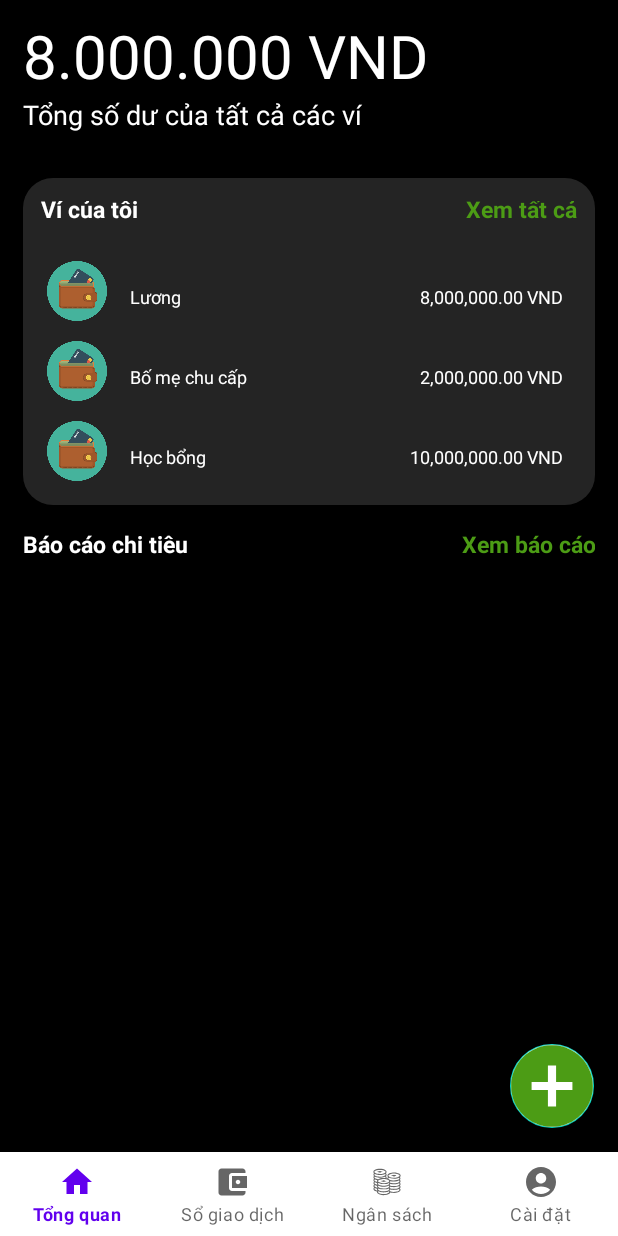
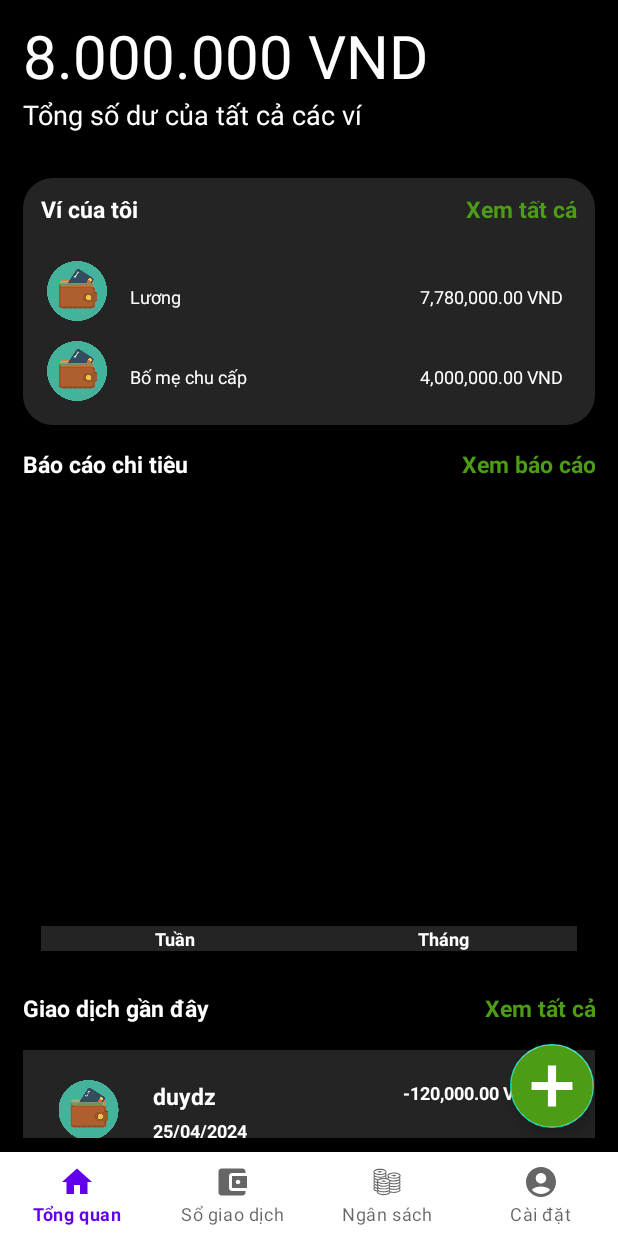
Before and after one commit to gamohamhoc/MoneyLoverApp, an Android app: the screen it shows after launch (MainActivity), on a phone screen of 412 x 824 dp. Run offline under Robolectric (Android 15) with nearby library versions, the phone set to English and light mode, and no system bars; our stand-ins replace navigation-ui.

Commit message:
add database

```diff
--- /dev/null
+++ b/app/src/main/java/com/example/moneyloverapp/database/DAO/TransactionDAO.java
@@ -0,0 +1,89 @@
+package com.example.moneyloverapp.database.DAO;
+
+import android.annotation.SuppressLint;
+import android.content.ContentValues;
+import android.content.Context;
+import android.database.Cursor;
+import android.database.sqlite.SQLiteDatabase;
+
+import com.example.moneyloverapp.database.DatabaseHandler;
+import com.example.moneyloverapp.models.Transaction;
+import com.example.moneyloverapp.models.Wallet;
+import com.example.moneyloverapp.ultilities.DateTimeUltilities;
+
+import java.util.ArrayList;
+import java.util.List;
+
+public class TransactionDAO {
+    private SQLiteDatabase db;
+
+    public TransactionDAO (Context context) {
+        DatabaseHandler dbHandler = new DatabaseHandler (context);
+        db = dbHandler.getWritableDatabase();
+    }
+
+    @SuppressLint("Range")
+    public List<Transaction> GetData(String sql, String...selectionArgs) {
+        List<Transaction> list = new ArrayList<Transaction>();
+        Cursor c = db.rawQuery (sql, selectionArgs);
+        while (c.moveToNext()) {
+            Transaction transaction = new Transaction();
+
+            transaction.setId(c.getInt(c.getColumnIndex("Id")));
+            transaction.setCategoryId(c.getInt(c.getColumnIndex("CategoryId")));
+            transaction.setWalletId(c.getInt(c.getColumnIndex("WalletId")));
+            transaction.setAmount(c.getFloat(c.getColumnIndex("Amount")));
+            transaction.setDate(DateTimeUltilities.StringToDate("dd/MM/yyyy", c.getString(c.getColumnIndex("Date"))));
+            transaction.setDescription(c.getString(c.getColumnIndex("Description")));
+
+            list.add(transaction);
+        }
+
+        return list;
+    }
+
+    public void Add(Transaction transaction){
+        ContentValues values = new ContentValues();
+
+        values.put("CategoryId", transaction.getCategoryId());
+        values.put("WalletId", transaction.getWalletId());
+        values.put("Amount", transaction.getAmount());
+        values.put("Date", DateTimeUltilities.FormatDate("dd/MM/yyyy", transaction.getDate()));
+        values.put("Description", transaction.getDescription());
+
+        db.insert(  "Transactions", null, values);
+    }
+
+    public void Update(Transaction transaction){
+        ContentValues values = new ContentValues();
+
+        values.put("CategoryId", transaction.getCategoryId());
+        values.put("WalletId", transaction.getWalletId());
+        values.put("Amount", transaction.getAmount());
+        values.put("Date", DateTimeUltilities.FormatDate("dd/MM/yyyy", transaction.getDate()));
+        values.put("Description", transaction.getDescription());
+
+        db.update("Transactions", values,"Id = ?", new String[] { String.valueOf(transaction.getId())});
+        db.close();
+    }
+
+    public Transaction GetById(int Id){
+        Cursor c = db.query("Transactions", null,"Id = ?", new String[] { String.valueOf(Id) },null, null, null);
+        if(c != null)
+            c.moveToFirst();
+        Transaction transaction = new Transaction(
+                c.getInt(0),
+                c.getInt(1),
+                c.getInt(2),
+                c.getFloat(3),
+                DateTimeUltilities.StringToDate("dd/MM/yyyy",c.getString(4)),
+                c.getString(5)
+        );
+        return transaction;
+    }
+
+    public List<Transaction> GetAll(){
+        String sql = "SELECT * FROM Transactions";
+        return GetData(sql);
+    }
+}
--- /dev/null
+++ b/app/src/main/java/com/example/moneyloverapp/database/DAO/WalletDAO.java
@@ -0,0 +1,77 @@
+package com.example.moneyloverapp.database.DAO;
+
+import android.annotation.SuppressLint;
+import android.content.ContentValues;
+import android.content.Context;
+import android.database.Cursor;
+import android.database.sqlite.SQLiteDatabase;
+
+import com.example.moneyloverapp.database.DatabaseHandler;
+import com.example.moneyloverapp.models.Wallet;
+
+import java.util.ArrayList;
+import java.util.List;
+
+public class WalletDAO {
+    private SQLiteDatabase db;
+
+    public WalletDAO (Context context) {
+        DatabaseHandler dbHandler = new DatabaseHandler (context);
+        db = dbHandler.getWritableDatabase();
+    }
+
+    @SuppressLint("Range")
+    public List<Wallet> GetData(String sql, String...selectionArgs) {
+        List<Wallet> list = new ArrayList<Wallet>();
+        Cursor c = db.rawQuery (sql, selectionArgs);
+        while (c.moveToNext()) {
+            Wallet wallet = new Wallet();
+
+            wallet.setId(c.getInt(c.getColumnIndex("Id")));
+            wallet.setName(c.getString(c.getColumnIndex("Name")));
+            wallet.setBalance(c.getFloat(c.getColumnIndex("Balance")));
+            wallet.setIsIncluded(c.getInt(c.getColumnIndex("IsIncluded")));
+
+            list.add(wallet);
+        }
+
+        return list;
+    }
+
+    public void Add(Wallet wallet){
+        ContentValues values = new ContentValues();
+
+        values.put("Name", wallet.getName());
+        values.put("Balance", wallet.getBalance());
+        values.put("IsIncluded", wallet.getIsIncluded());
+        db.insert(  "Wallets", null, values);
+    }
+
+    public void Update(Wallet wallet){
+        ContentValues values = new ContentValues();
+        values.put("Name", wallet.getName());
+        values.put("Balance", wallet.getBalance());
+        values.put("IsIncluded", wallet.getIsIncluded());
+
+        db.update("Wallets", values,"Id = ?", new String[] { String.valueOf(wallet.getId())});
+        db.close();
+    }
+
+    public Wallet GetById(int Id){
+        Cursor c = db.query("Wallets", null,"Id = ?", new String[] { String.valueOf(Id) },null, null, null);
+        if(c != null)
+            c.moveToFirst();
+        Wallet wallet = new Wallet(
+            c.getInt(0),
+            c.getString(1),
+            c.getFloat(2),
+            c.getInt(3)
+        );
+        return wallet;
+    }
+
+    public List<Wallet> GetAll(){
+        String sql = "SELECT * FROM Wallets";
+        return GetData(sql);
+    }
+}
--- /dev/null
+++ b/app/src/main/java/com/example/moneyloverapp/database/DataGenerator.java
@@ -0,0 +1,67 @@
+package com.example.moneyloverapp.database;
+
+import android.database.sqlite.SQLiteDatabase;
+
+import kotlin.jvm.internal.PropertyReference0Impl;
+
+public class DataGenerator {
+
+    private final static String INSERT_WALLETS =
+            "INSERT INTO Wallets(Name, Balance, IsIncluded)" +
+            "VALUES" +
+                "('Total', 13780000, 1)," +
+                "('Lương', 7780000, 1)," +
+                "('Bố mẹ chu cấp', 4000000, 1)," +
+                "('Dạy thêm', 2000000, 0)";
+
+    private final static String INSERT_CATEGORIES =
+            "INSERT INTO Categories(Name, Type)" +
+            "VALUES" +
+            //thu
+                "('Bán đồ', '1')," +
+                "('Được tặng', '1')," +
+                "('Lương', '1')," +
+                "('Thưởng', '1')," +
+                "('Tiền lãi', '1')," +
+                "('Thu nhập khác', '1')," +
+            //chi
+                "('Ăn uống', '0')," +
+                "('Bạn bè', '0')," +
+                "('Người yêu', '0')," +
+                "('Di chuyển', '0')," +
+                "('Gia đình', '0')," +
+                "('Du lịch', '0')," +
+                "('Giải trí', '0')," +
+                "('Giáo dục', '0')," +
+                "('Mua sắm', '0')," +
+                "('Cưới hỏi', '0')," +
+                "('Tang lễ', '0')," +
+                "('Từ thiện', '0')," +
+                "('Các chi phí khác', '0')";
+
+    private final static String INSERT_TRANSACTIONS =
+            "INSERT INTO Transactions(CategoryId, WalletId, Amount, Date, Description)" +
+            "VALUES" +
+                "(7, 2, -120000, '25/04/2024', 'Ăn bún chả'), " +
+                "(2, 3, 2000000, '25/04/2024', 'Bố mẹ cho'), " +
+                "(3, 2, 6000000, '25/04/2024', 'Lương công ty'), " +
+                "(12, 2, -1000000, '05/05/2024', 'Mua đồ ăn'), " +
+                "(9, 2, -1000000, '07/05/2024', 'Kỷ niệm yêu nhau 1 năm'), " +
+                "(7, 2, -20000, '07/05/2024', 'Ăn sáng'), " +
+                "(7, 2, -20000, '08/05/2024', 'Ăn sáng'), " +
+                "(7, 2, -60000, '08/05/2024', 'Ăn trưa'), " +
+                "(3, 4, 2000000, '11/05/2024', 'Lương dạy thêm') ";
+
+    private final static String INSERT_BUDGET =
+            "INSERT INTO Budgets(CategoryId, WalletId, Amount, StartDate, EndDate)" +
+            "VALUES" +
+                "(12, 2, 5000000, '01/05/2024', '31/05/2024'), " +
+                "(7, 2, 4000000, '01/05/2024', '31/05/2024')";
+
+    public static void InsertData(SQLiteDatabase db){
+        db.execSQL(INSERT_WALLETS);
+        db.execSQL(INSERT_CATEGORIES);
+        db.execSQL(INSERT_TRANSACTIONS);
+        db.execSQL(INSERT_BUDGET);
+    }
+}
--- /dev/null
+++ b/app/src/main/java/com/example/moneyloverapp/database/DatabaseHandler.java
@@ -0,0 +1,71 @@
+package com.example.moneyloverapp.database;
+
+import android.content.Context;
+import android.database.sqlite.SQLiteDatabase;
+import android.database.sqlite.SQLiteOpenHelper;
+
+import androidx.annotation.Nullable;
+
+public class DatabaseHandler extends SQLiteOpenHelper {
+    private static final String DATABASE_NAME = "MoneyLoverDB";
+    private static final int DATABASE_VERSION = 1;
+
+    public DatabaseHandler(@Nullable Context context) {
+        super(context, DATABASE_NAME, null, DATABASE_VERSION);
+    }
+
+    private static final String CREATE_WALLET_TABLE =
+            "CREATE TABLE Wallets(" +
+                "Id INTEGER PRIMARY KEY AUTOINCREMENT," +
+                "Name TEXT NOT NULL," +
+                "Balance REAL NOT NULL," +
+                "IsIncluded INTEGER NOT NULL);";
+    private static final String CREATE_CATEGORY_TABLE =
+            "CREATE TABLE Categories(" +
+                "Id INTEGER PRIMARY KEY AUTOINCREMENT," +
+                "Name TEXT NOT NULL," +
+                "Type INTEGER NOT NULL);";
+    private static final String CREATE_TRANSACTION_TABLE =
+            "CREATE TABLE Transactions(" +
+                "Id INTEGER PRIMARY KEY AUTOINCREMENT," +
+                "CategoryId INTEGER REFERENCES Categories (Id)," +
+                "WalletId INTEGER REFERENCES Wallets (Id)," +
+                "Amount INTEGER NOT NULL," +
+                "Date TEXT NOT NULL," +
+                "Description TEXT);";
+    private static final String CREATE_BUDGET_TABLE =
+            "CREATE TABLE Budgets(" +
+                    "Id INTEGER PRIMARY KEY AUTOINCREMENT," +
+                    "CategoryId INTEGER REFERENCES Categories (Id)," +
+                    "WalletId INTEGER REFERENCES Wallets (Id)," +
+                    "Amount INTEGER NOT NULL," +
+                    "StartDate TEXT NOT NULL," +
+                    "EndDate TEXT NOT NULL);";
+
+
+    @Override
+    public void onCreate(SQLiteDatabase db) {
+        //create table
+        db.execSQL(CREATE_WALLET_TABLE);
+        db.execSQL(CREATE_CATEGORY_TABLE);
+        db.execSQL(CREATE_TRANSACTION_TABLE);
+        db.execSQL(CREATE_BUDGET_TABLE);
+        //insert data
+        DataGenerator.InsertData(db);
+    }
+
+    @Override
+    public void onUpgrade(SQLiteDatabase db, int oldVersion, int newVersion) {
+        db.execSQL("DROP TABLE IF EXISTS Wallets");
+        db.execSQL("DROP TABLE IF EXISTS Categories");
+        db.execSQL("DROP TABLE IF EXISTS Transactions");
+        db.execSQL("DROP TABLE IF EXISTS Budgets");
+
+        onCreate(db);
+    }
+
+    @Override
+    public void onOpen(SQLiteDatabase db){
+        super.onOpen(db);
+    }
+}
--- a/app/src/main/java/com/example/moneyloverapp/fragments/DashboardFragment.java
+++ b/app/src/main/java/com/example/moneyloverapp/fragments/DashboardFragment.java
@@ -10,6 +10,8 @@ import androidx.recyclerview.widget.LinearLayoutManager;
 import androidx.recyclerview.widget.RecyclerView;
 
 import com.example.moneyloverapp.R;
+import com.example.moneyloverapp.database.DAO.TransactionDAO;
+import com.example.moneyloverapp.database.DAO.WalletDAO;
 import com.example.moneyloverapp.models.Transaction;
 import com.example.moneyloverapp.models.Wallet;
 import com.example.moneyloverapp.recycleViews.RecentTransactions.RecentTransactionsAdapter;
@@ -26,33 +28,18 @@ import java.util.List;
  */
 public class DashboardFragment extends Fragment {
 
-    // TODO: Rename parameter arguments, choose names that match
-    // the fragment initialization parameters, e.g. ARG_ITEM_NUMBER
-    private static final String ARG_PARAM1 = "param1";
-    private static final String ARG_PARAM2 = "param2";
-
-    // TODO: Rename and change types of parameters
-    private String mParam1;
-    private String mParam2;
-
+    WalletDAO walletDAO;
+    TransactionDAO transactionDAO;
+    RecyclerView walletListRV;
+    RecyclerView recentTransactionsRV;
     public DashboardFragment() {
         // Required empty public constructor
     }
 
-    /**
-     * Use this factory method to create a new instance of
-     * this fragment using the provided parameters.
-     *
-     * @param param1 Parameter 1.
-     * @param param2 Parameter 2.
-     * @return A new instance of fragment DashboardFragment.
-     */
     // TODO: Rename and change types and number of parameters
-    public static DashboardFragment newInstance(String param1, String param2) {
+    public static DashboardFragment newInstance() {
         DashboardFragment fragment = new DashboardFragment();
         Bundle args = new Bundle();
-        args.putString(ARG_PARAM1, param1);
-        args.putString(ARG_PARAM2, param2);
         fragment.setArguments(args);
         return fragment;
     }
@@ -60,40 +47,32 @@ public class DashboardFragment extends Fragment {
     @Override
     public void onCreate(Bundle savedInstanceState) {
         super.onCreate(savedInstanceState);
-        if (getArguments() != null) {
-            mParam1 = getArguments().getString(ARG_PARAM1);
-            mParam2 = getArguments().getString(ARG_PARAM2);
-        }
     }
 
     @Override
     public View onCreateView(LayoutInflater inflater, ViewGroup container,
                              Bundle savedInstanceState) {
         View view = inflater.inflate(R.layout.fragment_dashboard, container, false);
+        //tao moi DAO object
+        walletDAO = new WalletDAO(getContext());
+        transactionDAO = new TransactionDAO(getContext());
+        //get recycler view
+        walletListRV = view.findViewById(R.id.wallet_list);
+        recentTransactionsRV = view.findViewById(R.id.recent_transaction_list);
 
-        //wallet recycler view
-        RecyclerView walletListRV = view.findViewById(R.id.wallet_list);
-
-        List<Wallet> walletList = new ArrayList<Wallet>();
-        walletList.add(new Wallet("Lương", 8000000));
-        walletList.add(new Wallet("Bố mẹ chu cấp", 2000000));
-        walletList.add(new Wallet("Học bổng", 10000000));
-
-        walletListRV.setLayoutManager(new LinearLayoutManager(view.getContext()));
-        walletListRV.setAdapter(new WalletListAdapter(view.getContext(), walletList));
-
-        //recent transaction recycler view
-        RecyclerView recentTransactionRV = view.findViewById(R.id.recent_transaction_list);
-
-        List<Transaction> recentTransactions = new ArrayList<>();
-        recentTransactions.add(new Transaction("Ăn trưa", "Ăn uống", 60000, 1, new Date(2024 - 1900, 4, 8)));
-        recentTransactions.add(new Transaction("Ăn sáng", "Ăn uống", 20000, 1, new Date(2024 - 1900, 4, 8)));
-        recentTransactions.add(new Transaction("Ăn sáng", "Ăn uống", 15000, 1, new Date(2024 - 1900, 4, 7)));
-
-        recentTransactionRV.setLayoutManager(new LinearLayoutManager(view.getContext()));
-        recentTransactionRV.setAdapter(new RecentTransactionsAdapter(view.getContext(), recentTransactions));
-
+        GetWalletListRV();
+        GetRecentTransactionsRV();
         // Inflate the layout for this fragment
         return view;
     }
+
+    void GetWalletListRV(){
+        walletListRV.setLayoutManager(new LinearLayoutManager(getContext()));
+        walletListRV.setAdapter(new WalletListAdapter(getContext(), walletDAO.GetAll().subList(1,3)));
+    }
+
+    void GetRecentTransactionsRV(){
+        recentTransactionsRV.setLayoutManager(new LinearLayoutManager(getContext()));
+        recentTransactionsRV.setAdapter(new RecentTransactionsAdapter(getContext(), transactionDAO.GetAll()));
+    }
 }
--- a/app/src/main/java/com/example/moneyloverapp/models/Transaction.java
+++ b/app/src/main/java/com/example/moneyloverapp/models/Transaction.java
@@ -4,18 +4,23 @@ import java.util.Date;
 
 public class Transaction {
     int Id;
+    int CategoryId;
+    String Category;
+    int WalletId;
+    float Amount;
+    Date Date;
     String Description;
-    String Category;
-    float Amount;
-    int WalletId;
-    Date CreatedDate;
 
-    public Transaction(String description, String category, float amount, int walletId, Date createdDate) {
+    public Transaction() {
+    }
+
+    public Transaction(int id, int categoryId, int walletId, float amount, Date date, String description) {
+        Id = id;
+        CategoryId = categoryId;
+        WalletId = walletId;
+        Amount = amount;
+        Date = date;
         Description = description;
-        Category = category;
-        Amount = amount;
-        WalletId = walletId;
-        CreatedDate = createdDate;
     }
 
     public int getId() {
@@ -26,12 +31,12 @@ public class Transaction {
         Id = id;
     }
 
-    public String getDescription() {
-        return Description;
+    public int getCategoryId() {
+        return CategoryId;
     }
 
-    public void setDescription(String description) {
-        Description = description;
+    public void setCategoryId(int categoryId) {
+        CategoryId = categoryId;
     }
 
     public String getCategory() {
@@ -42,6 +47,14 @@ public class Transaction {
         Category = category;
     }
 
+    public int getWalletId() {
+        return WalletId;
+    }
+
+    public void setWalletId(int walletId) {
+        WalletId = walletId;
+    }
+
     public float getAmount() {
         return Amount;
     }
@@ -50,19 +63,19 @@ public class Transaction {
         Amount = amount;
     }
 
-    public int getWalletId() {
-        return WalletId;
+    public java.util.Date getDate() {
+        return Date;
     }
 
-    public void setWalletId(int walletId) {
-        WalletId = walletId;
+    public void setDate(java.util.Date date) {
+        Date = date;
     }
 
-    public Date getCreatedDate() {
-        return CreatedDate;
+    public String getDescription() {
+        return Description;
     }
 
-    public void setCreatedDate(Date createdDate) {
-        CreatedDate = createdDate;
+    public void setDescription(String description) {
+        Description = description;
     }
 }
--- a/app/src/main/java/com/example/moneyloverapp/models/Wallet.java
+++ b/app/src/main/java/com/example/moneyloverapp/models/Wallet.java
@@ -4,13 +4,16 @@ public class Wallet {
     private  int Id;
     private String Name;
     private float Balance;
+    private int IsIncluded; // 0 = not, 1 = is included
 
     public Wallet() {
     }
 
-    public Wallet(String name, float balance) {
+    public Wallet( int id, String name, float balance, int isIncluded) {
         Name = name;
         Balance = balance;
+        IsIncluded = isIncluded;
+        Id = id;
     }
 
     public int getId() {
@@ -32,4 +35,16 @@ public class Wallet {
     public void setBalance(float balance) {
         Balance = balance;
     }
+
+    public int getIsIncluded() {
+        return IsIncluded;
+    }
+
+    public void setIsIncluded(int isIncluded) {
+        IsIncluded = isIncluded;
+    }
+
+    public void setId(int id) {
+        Id = id;
+    }
 }
--- a/app/src/main/java/com/example/moneyloverapp/recycleViews/RecentTransactions/RecentTransactionsAdapter.java
+++ b/app/src/main/java/com/example/moneyloverapp/recycleViews/RecentTransactions/RecentTransactionsAdapter.java
@@ -33,8 +33,9 @@ public class RecentTransactionsAdapter extends RecyclerView.Adapter<RecentTransa
 
     @Override
     public void onBindViewHolder(@NonNull RecentTransactionsViewHolder holder, int position) {
-        holder.category.setText(recentTransactions.get(position).getCategory());
-        holder.date.setText(DateTimeUltilities.FormatDate("dd/MM/yyyy" ,recentTransactions.get(position).getCreatedDate()));
+//        holder.category.setText(recentTransactions.get(position).getCategory());
+        holder.category.setText("duydz");
+        holder.date.setText(DateTimeUltilities.FormatDate("dd/MM/yyyy" ,recentTransactions.get(position).getDate()));
         holder.amount.setText(NumberUltilities.FormatBalance(recentTransactions.get(position).getAmount()));
         holder.imageView.setImageResource(R.drawable.wallet_icon);
     }
--- a/app/src/main/java/com/example/moneyloverapp/ultilities/DateTimeUltilities.java
+++ b/app/src/main/java/com/example/moneyloverapp/ultilities/DateTimeUltilities.java
@@ -1,5 +1,6 @@
 package com.example.moneyloverapp.ultilities;
 
+import java.text.ParseException;
 import java.text.SimpleDateFormat;
 import java.util.Date;
 
@@ -13,4 +14,14 @@ public class DateTimeUltilities {
         return sdf.format(date);
     }
 
+    public static Date StringToDate(String format, String date){
+        sdf.applyPattern(format);
+        Date date1 = null;
+        try {
+            date1 = sdf.parse(date);
+        } catch (ParseException e) {
+            return new Date(2002 + 1900, 9, 21);
+        }
+        return date1;
+    }
 }
--- a/app/src/main/res/layout/fragment_dashboard.xml
+++ b/app/src/main/res/layout/fragment_dashboard.xml
@@ -80,7 +80,7 @@
     <LinearLayout
         android:id="@+id/expense_report_header"
         android:layout_width="match_parent"
-        android:layout_height="1000dp"
+        android:layout_height="300dp"
         android:orientation="horizontal"
         android:layout_marginTop="10dp"
         android:paddingTop="5dp"
```
Also changed, not shown: app/src/main/java/com/example/moneyloverapp/database/DAO/CategoryDAO.java (added, +75 -0 lines), app/src/main/java/com/example/moneyloverapp/models/Category.java (added, +40 -0 lines), app/src/main/java/com/example/moneyloverapp/models/TransactionsByDate.java (added, +29 -0 lines).
